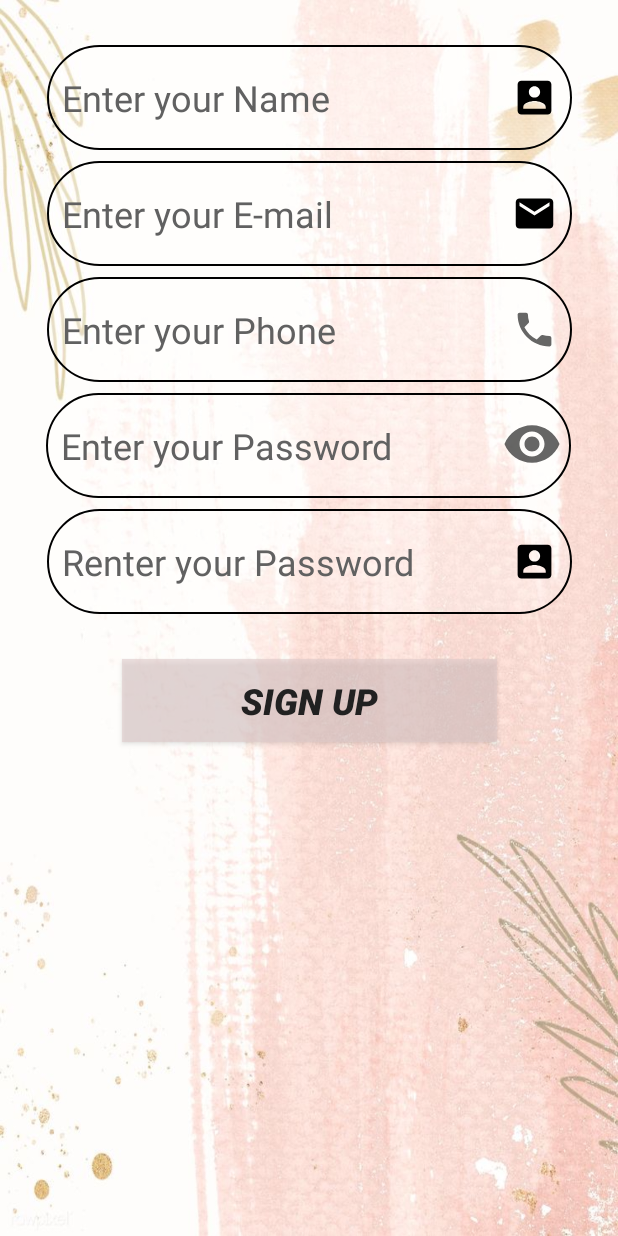
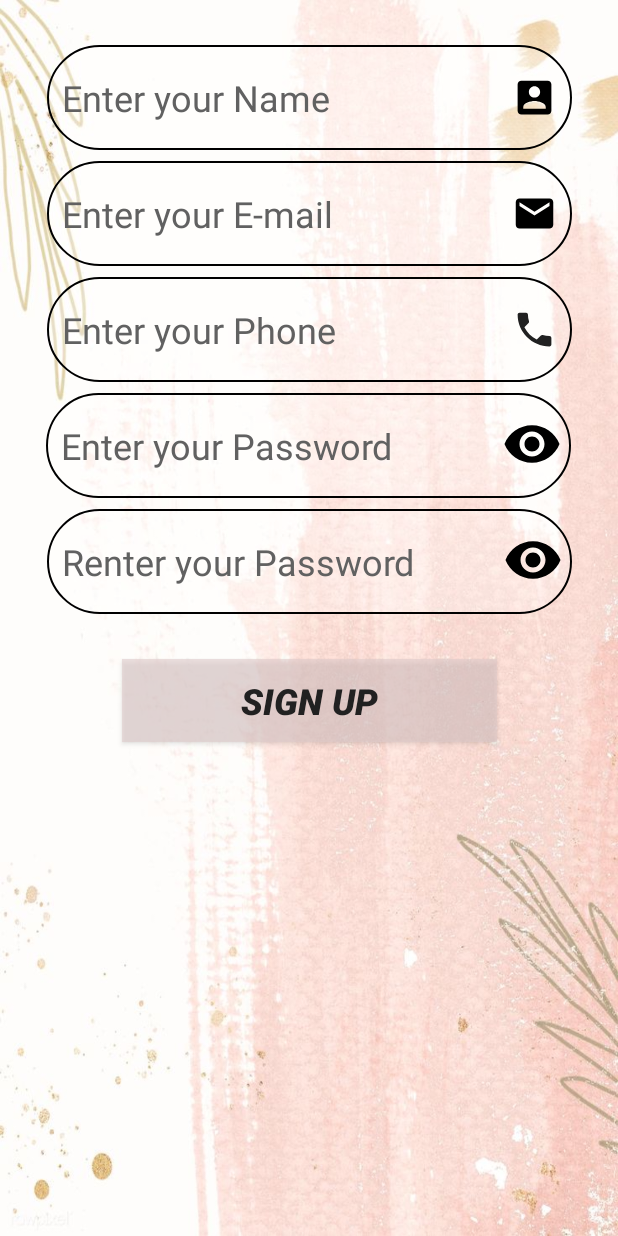
Before and after one commit to Android-AEMM/Trainning_proj, an Android app: the MainActivity screen opened directly, with no data from a screen before it, on a phone screen of 412 x 824 dp. Run offline under Robolectric (Android 15) with nearby library versions, the phone set to English and light mode, and no system bars.

Commit message:
signUp+login

```diff
--- a/app/src/main/res/drawable/ic_baseline_phone_24.xml
+++ b/app/src/main/res/drawable/ic_baseline_phone_24.xml
@@ -3,7 +3,8 @@
     android:height="30dp"
     android:viewportWidth="24"
     android:viewportHeight="24"
-    android:tint="?attr/colorControlNormal">
+    android:alpha="1"
+    android:tint="@color/gray900">
   <path
       android:fillColor="@color/gray900"
       android:pathData="M6.62,10.79c1.44,2.83 3.76,5.14 6.59,6.59l2.2,-2.2c0.27,-0.27 0.67,-0.36 1.02,-0.24 1.12,0.37 2.33,0.57 3.57,0.57 0.55,0 1,0.45 1,1V20c0,0.55 -0.45,1 -1,1 -9.39,0 -17,-7.61 -17,-17 0,-0.55 0.45,-1 1,-1h3.5c0.55,0 1,0.45 1,1 0,1.25 0.2,2.45 0.57,3.57 0.11,0.35 0.03,0.74 -0.25,1.02l-2.2,2.2z"/>
--- a/app/src/main/res/drawable/ic_baseline_visibility_24.xml
+++ b/app/src/main/res/drawable/ic_baseline_visibility_24.xml
@@ -1,9 +1,11 @@
 <vector xmlns:android="http://schemas.android.com/apk/res/android"
-    android:width="30dp"
-    android:height="30dp"
+    android:width="25dp"
+    android:height="25dp"
     android:viewportWidth="24"
+    android:alpha="1"
     android:viewportHeight="24"
-    android:tint="?attr/colorControlNormal">
+
+    android:tint="#000000">
   <path
       android:fillColor="@android:color/primary_text_light_nodisable"
       android:pathData="M12,4.5C7,4.5 2.73,7.61 1,12c1.73,4.39 6,7.5 11,7.5s9.27,-3.11 11,-7.5c-1.73,-4.39 -6,-7.5 -11,-7.5zM12,17c-2.76,0 -5,-2.24 -5,-5s2.24,-5 5,-5 5,2.24 5,5 -2.24,5 -5,5zM12,9c-1.66,0 -3,1.34 -3,3s1.34,3 3,3 3,-1.34 3,-3 -1.34,-3 -3,-3z"/>
--- a/app/src/main/res/layout/activity_main.xml
+++ b/app/src/main/res/layout/activity_main.xml
@@ -73,10 +73,8 @@ android:layout_height="match_parent">
     android:id="@+id/et1_rePass"
     android:layout_width="350dp"
     android:layout_height="70dp"
-    android:drawableRight="@drawable/ic_con"
     android:background="@drawable/btn_background"
     android:layout_margin="7dp"
-
     android:textSize="24sp"
     android:padding="10dp"
     android:hint="@string/rePass"
@@ -112,4 +110,16 @@ android:layout_height="match_parent">
         app:layout_constraintRight_toRightOf="@id/layout_signUp"
         app:layout_constraintTop_toTopOf="@id/et1_pass"
         app:layout_constraintVertical_bias="0.466" />
+    <ImageView
+        android:id="@+id/show2"
+        android:layout_width="104dp"
+        android:layout_height="40dp"
+        android:layout_marginLeft="272dp"
+        android:src="@drawable/ic_baseline_visibility_24"
+        app:layout_constraintBottom_toBottomOf="@id/et1_rePass"
+        app:layout_constraintHorizontal_bias="0.0"
+        app:layout_constraintLeft_toLeftOf="@id/et1_rePass"
+        app:layout_constraintRight_toRightOf="@id/layout_signUp"
+        app:layout_constraintTop_toTopOf="@id/et1_rePass"
+        app:layout_constraintVertical_bias="0.466" />
 </androidx.constraintlayout.widget.ConstraintLayout>
```
Also changed, not shown: app/src/main/res/drawable/ic_visible.xml (deleted, +0 -9 lines), app/src/main/res/layout/activity_sign_in.xml (+12 -1 lines).
